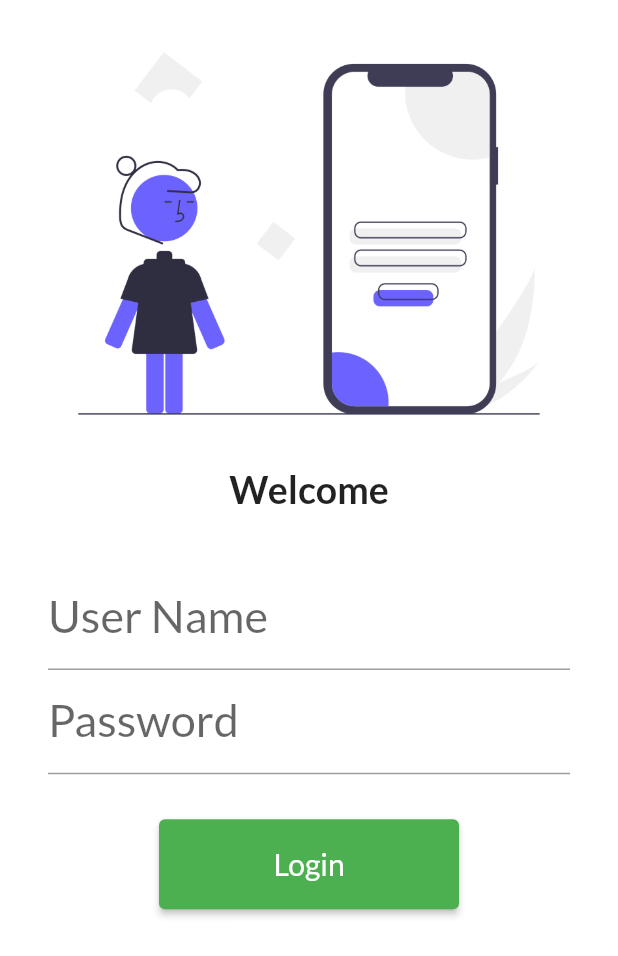
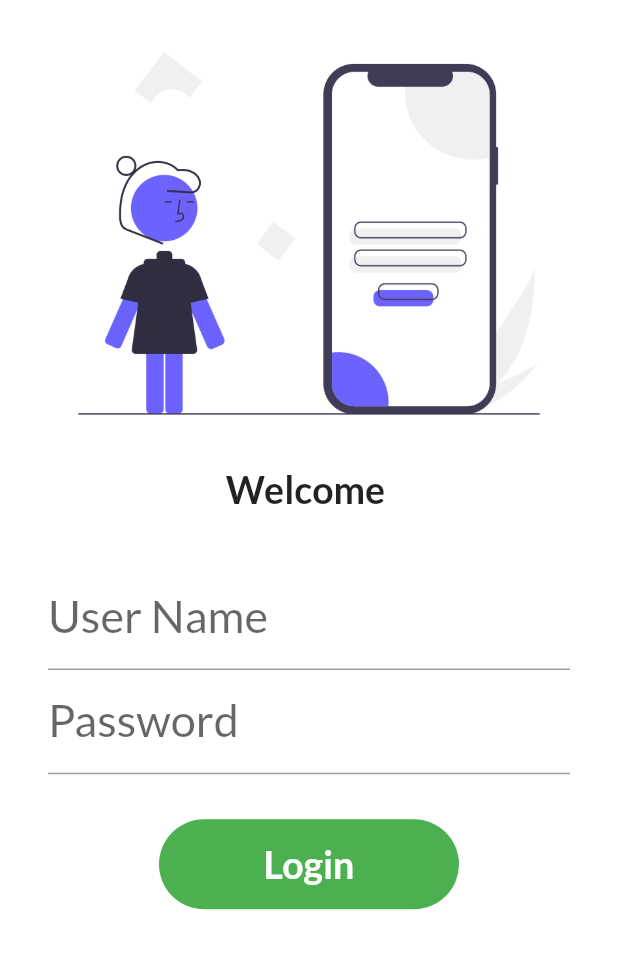
Before and after one commit to pranayflutter/300daysOfFlutter, a Flutter app: the screen it shows after launch, on a phone screen of 412 x 824 dp. Shown: the top 956 px of the screen. Run offline on Flutter 3.47's test engine with Material 2 defaults, Android fonts, the phone set to English and light mode, and no system bars; our stand-ins replace google_fonts.

Commit message:
day6 Complete

```diff
--- a/lib/pages/login_page.dart
+++ b/lib/pages/login_page.dart
@@ -1,9 +1,16 @@
 import 'package:flutter/material.dart';
 import 'package:flutter_demo/utils/routes.dart';
 
-class LoginPage extends StatelessWidget {
+class LoginPage extends StatefulWidget {
   const LoginPage({super.key});
 
+  @override
+  State<LoginPage> createState() => _LoginPageState();
+}
+
+class _LoginPageState extends State<LoginPage> {
+  bool changeButton = false;
+  String name = "";
   @override
   Widget build(BuildContext context) {
     return Material(
@@ -15,8 +22,9 @@ class LoginPage extends StatelessWidget {
                 "assets/images/login_image.png",
                 fit: BoxFit.cover,
               ),
-              const Text("Welcome",
-                  style: TextStyle(fontSize: 25, fontWeight: FontWeight.bold)),
+              Text("Welcome $name",
+                  style: const TextStyle(
+                      fontSize: 25, fontWeight: FontWeight.bold)),
               const SizedBox(
                 height: 20.0,
               ),
@@ -31,6 +39,10 @@ class LoginPage extends StatelessWidget {
                         labelText: "User Name",
                         labelStyle: TextStyle(fontSize: 30.0),
                       ),
+                      onChanged: ((value) {
+                        name = value;
+                        setState(() {});
+                      }),
                     ),
                     TextFormField(
                       decoration: const InputDecoration(
@@ -44,17 +56,49 @@ class LoginPage extends StatelessWidget {
                     const SizedBox(
                       height: 30.0,
                     ),
-                    ElevatedButton(
-                      onPressed: () {
+
+                    InkWell(
+                      onTap: () async {
+                        setState(() {
+                          changeButton = true;
+                        });
+                        await Future.delayed(Duration(seconds: 1));
                         Navigator.pushNamed(context, MyRoutes.homeRoute);
                       },
-                      style: TextButton.styleFrom(
-                          minimumSize: const Size(200, 60)),
-                      child: const Text(
-                        "Login",
-                        style: TextStyle(fontSize: 20),
+                      child: AnimatedContainer(
+                        duration: const Duration(seconds: 2),
+                        height: 60,
+                        width: changeButton ? 100 : 200,
+                        //color: Colors.green,
+                        alignment: Alignment.center,
+
+                        decoration: BoxDecoration(
+                            color: Colors.green,
+                            borderRadius:
+                                BorderRadius.circular(changeButton ? 100 : 30)),
+
+                        child: changeButton
+                            ? const Icon(Icons.done, color: Colors.white)
+                            : const Text(
+                                "Login",
+                                style: TextStyle(
+                                    color: Colors.white,
+                                    fontSize: 25,
+                                    fontWeight: FontWeight.bold),
+                              ),
                       ),
                     )
+                    // ElevatedButton(
+                    //   onPressed: () {
+                    //     Navigator.pushNamed(context, MyRoutes.homeRoute);
+                    //   },
+                    //   style: TextButton.styleFrom(
+                    //       minimumSize: const Size(200, 60)),
+                    //   child: const Text(
+                    //     "Login",
+                    //     style: TextStyle(fontSize: 20),
+                    //   ),
+                    // )
                   ],
                 ),
               )
```
